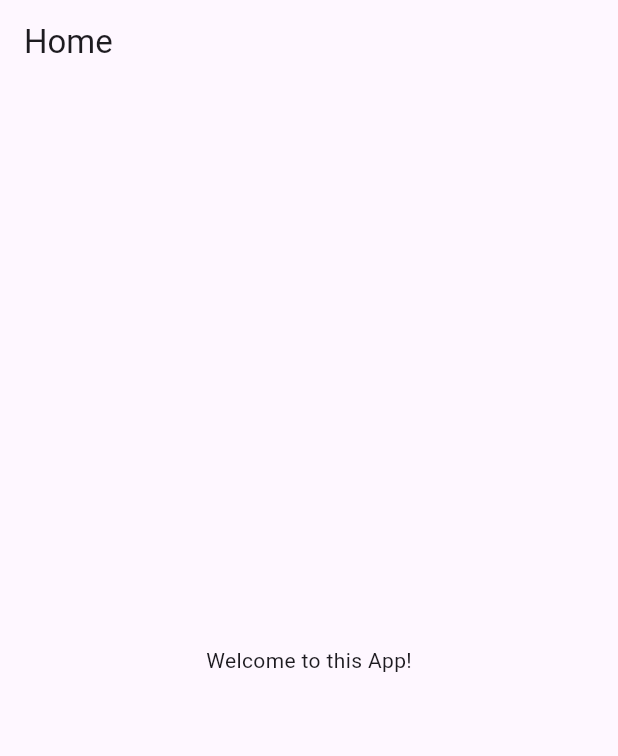
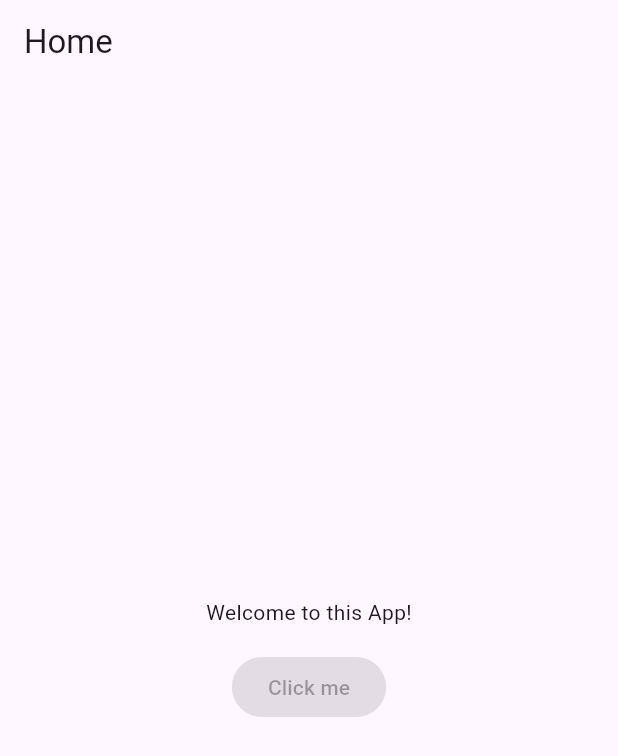
Before and after one commit to heemlanden/Flutter-App, a Flutter app: the screen it shows after launch, on a phone screen of 412 x 824 dp. Shown: the top 756 px of the screen. Run offline on Flutter 3.47's test engine with Material 3 defaults, Android fonts, the phone set to English and light mode, and no system bars.

Commit message:
56th commit

```diff
--- a/lib/main.dart
+++ b/lib/main.dart
@@ -15,7 +15,17 @@ class MainApp extends StatelessWidget {
           title: const Text('Home'),
         ),
         body: const Center(
-          child: Text('Welcome to this App!'),
+          child: Column(
+            mainAxisSize: MainAxisSize.min,
+            children: [
+              Text('Welcome to this App!'),
+              SizedBox(height: 16),
+              ElevatedButton(
+                onPressed: null, // Does nothing
+                child: Text('Click me'),
+              ),
+            ],
+          ),
         ),
       ),
     );
```
Also changed, not shown: 2 other files.
